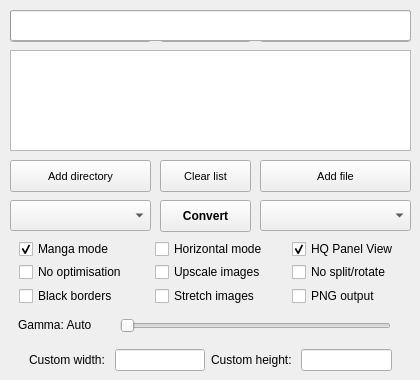
Above: KCC.ui from ciromattia/kcc before the change. Below: the same form after it.
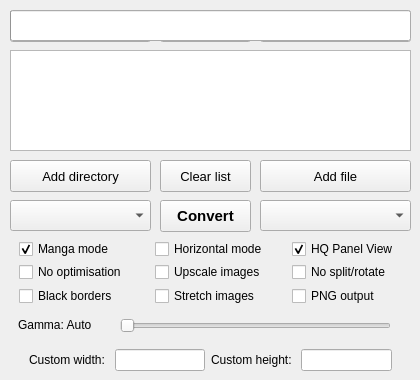
That is the form after the change. Icons and pictures are not drawn.

Commit message: Merge branch 'new-gui' of github.com:ciromattia/kcc into

```diff
--- a/KCC.ui
+++ b/KCC.ui
@@ -192,7 +192,7 @@
     </property>
     <property name="font">
      <font>
-      <pointsize>9</pointsize>
+      <pointsize>11</pointsize>
       <weight>75</weight>
       <bold>true</bold>
      </font>
@@ -219,7 +219,7 @@
     </property>
     <property name="font">
      <font>
-      <pointsize>8</pointsize>
+      <pointsize>10</pointsize>
      </font>
     </property>
     <property name="focusPolicy">
@@ -244,7 +244,7 @@
     </property>
     <property name="font">
      <font>
-      <pointsize>8</pointsize>
+      <pointsize>10</pointsize>
      </font>
     </property>
     <property name="focusPolicy">
@@ -269,7 +269,7 @@
     </property>
     <property name="font">
      <font>
-      <pointsize>8</pointsize>
+      <pointsize>10</pointsize>
      </font>
     </property>
     <property name="focusPolicy">
```
Left out of the diff: 4 changed lines with no effect on the pictures. The commit also changes 2 other files.
